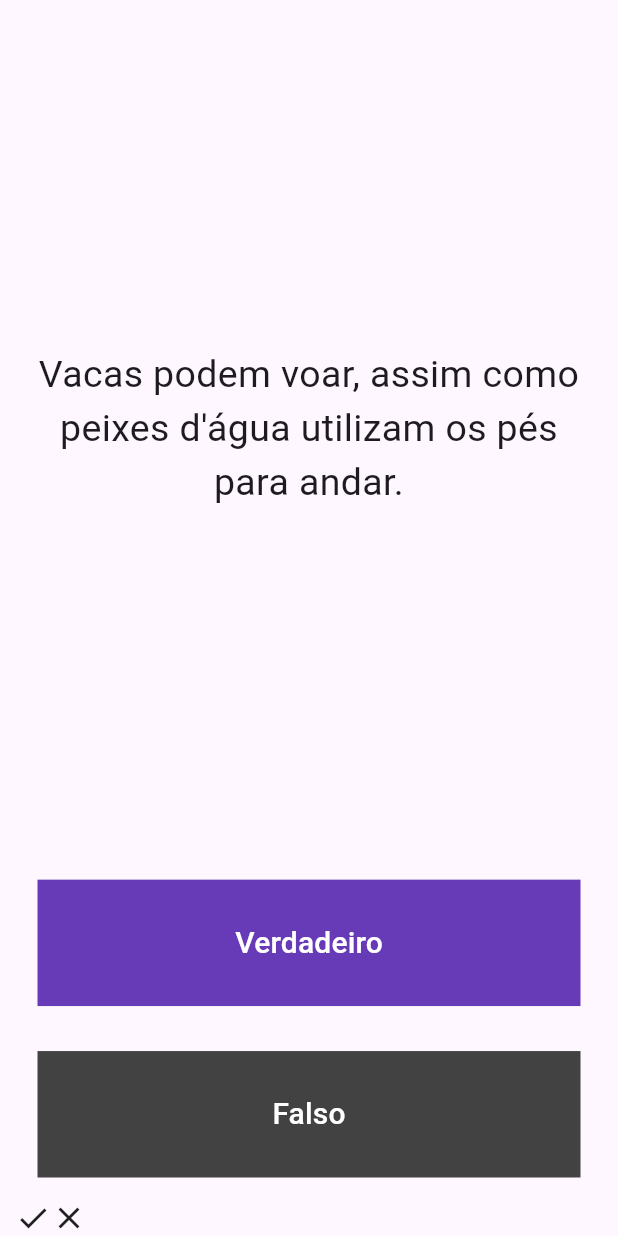
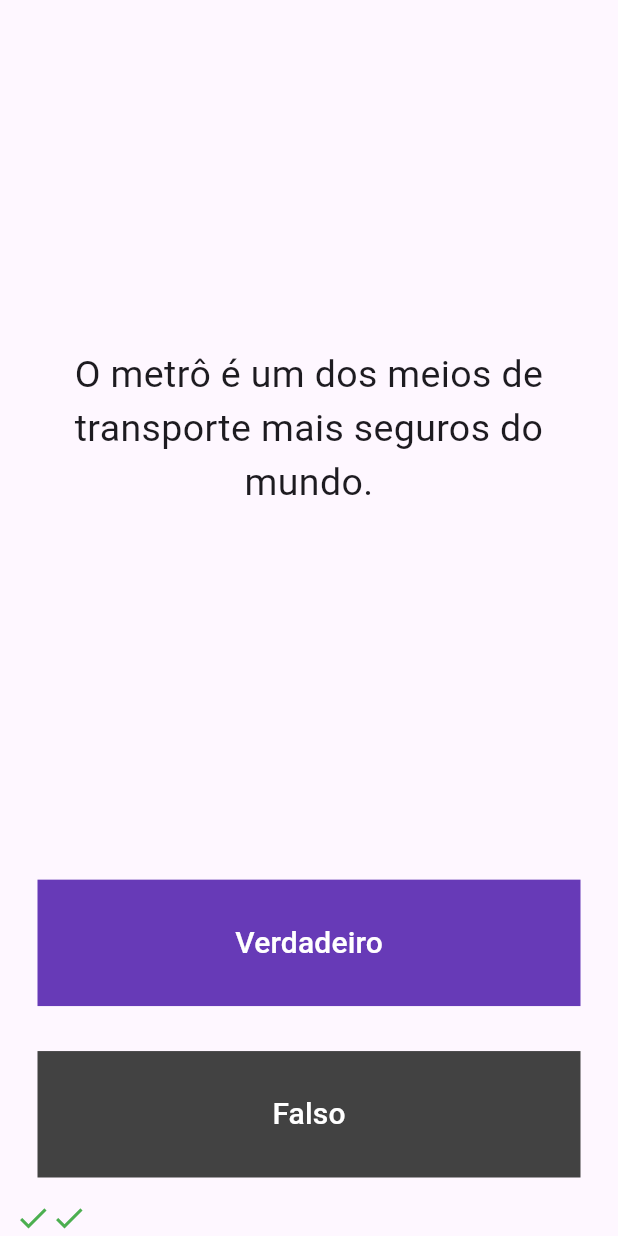
Before and after one commit to PauloDev13/app-quiz-flutter, a Flutter app: the screen it shows after launch, after a tap on "Verdadeiro", after a tap on "Falso", on a phone screen of 412 x 824 dp. Run offline on Flutter 3.47's test engine with Material 3 defaults, Android fonts, the phone set to English and light mode, and no system bars; our stand-ins replace rflutter_alert.

Commit message:
Refactoring code

```diff
--- /dev/null
+++ b/lib/helper.dart
@@ -0,0 +1,90 @@
+import 'perguntas.dart';
+
+class Helper {
+  int _numeroDaQuestaoAtual = 0;
+
+  final List<Perguntas> _bancoDePerguntas = [
+    Perguntas(
+        questao: 'O metrô é um dos meios de transporte mais seguros do mundo.',
+        respostaDaQuestao: true,
+    ),
+    Perguntas(
+        questao: 'A culinária brasileira é uma das melhores do mundo.',
+        respostaDaQuestao: true,
+    ),
+    Perguntas(
+        questao: 'Vacas podem voar, assim como peixes utilizam os pés para andar.',
+        respostaDaQuestao: false,
+    ),
+    Perguntas(
+        questao: 'A maioria dos peixes podem viver fora da água.',
+        respostaDaQuestao: false,
+    ),
+    Perguntas(
+      questao: 'A lâmpada foi inventada por um brasileiro.',
+      respostaDaQuestao: false,
+    ),
+    Perguntas(
+        questao: 'É possível utilizar a carteira de habilitação de carro para dirigir um avião.',
+        respostaDaQuestao: false
+    ),
+    Perguntas(
+        questao: 'O Brasil possui 26 estados e 1 Distrito Federal.',
+        respostaDaQuestao: true
+    ),
+    Perguntas(
+        questao: 'Bitcoin é o nome dado a uma das moedas virtuais mais famosas.',
+        respostaDaQuestao: true
+    ),
+    Perguntas(
+        questao: '1 minuto equivale a 60 segundos.',
+        respostaDaQuestao: true
+    ),
+    Perguntas(
+        questao: '1 segundo equivale a 200 milissegundos.',
+        respostaDaQuestao: false
+    ),
+    Perguntas(
+        questao: 'O Burj Khalifa, em Dubai, é considerado o maior prédio do mundo.',
+        respostaDaQuestao: true
+    ),
+    Perguntas(
+        questao: 'Ler após uma refeição prejudica a visão humana.',
+        respostaDaQuestao: false
+    ),
+    Perguntas(
+        questao: 'O cartão de crédito pode ser considerado uma moeda virtual.',
+        respostaDaQuestao: false
+    ),
+  ];
+
+  void proximaPergunta() {
+    print(_numeroDaQuestaoAtual);
+    if (_numeroDaQuestaoAtual < _bancoDePerguntas.length -1){
+      _numeroDaQuestaoAtual = _numeroDaQuestaoAtual+1;
+    }
+    print(_numeroDaQuestaoAtual);
+    print(_bancoDePerguntas.length);
+  }
+
+  String obterQuestao() {
+    return _bancoDePerguntas[_numeroDaQuestaoAtual].questao;
+  }
+
+  bool obterRespostaCorreta() {
+    return _bancoDePerguntas[_numeroDaQuestaoAtual].respostaDaQuestao;
+  }
+
+  bool conferirFimDaExecucao() {
+    if (_numeroDaQuestaoAtual >= _bancoDePerguntas.length -1){
+      print('Chegou na última pergunta');
+      return true;
+    } else {
+      return false;
+    }
+  }
+
+  void resetaQuiz(){
+    _numeroDaQuestaoAtual = 0;
+  }
+}
--- a/lib/main.dart
+++ b/lib/main.dart
@@ -1,5 +1,6 @@
 import 'package:flutter/material.dart';
-import 'package:quizapp/perguntas.dart';
+import 'package:rflutter_alert/rflutter_alert.dart';
+import 'helper.dart';
 
 void main() => runApp(QuizApp());
 
@@ -29,35 +30,54 @@ class QuizPage extends StatefulWidget {
 }
 
 class _QuizPageState extends State<QuizPage> {
+  // Cria o array para os ícones e atribui vazio
   List<Widget> marcadorDePontos = [];
 
-  // List<String> perguntas = [
-  //   'O metrô é um dos meios de transporte mais seguros do mundo',
-  //   'A culinária brasileira é uma das melhores do mundo.',
-  //   'Vacas podem voar, assim como peixes d\'água utilizam os pés para andar.',
-  // ];
+  void conferirResposta(bool respostaDoUsuario) {
+    bool respostaCerta = Helper().obterRespostaCorreta();
 
-  // List<bool> respostas = [true, true, false];
+    setState(() {
+      // Se chegou na última pergunta
+      if (Helper().conferirFimDaExecucao() == true) {
+        // Emite aletar
+        Alert(
+          context: context,
+          title: 'QUIZ',
+          desc: 'Você respondeu todas as perguntas!',
+        ).show();
 
-  List<Perguntas> perguntasERepostas = [
-    Perguntas(
-      q: 'O metrô é um dos meios de transporte mais seguros do mundo.',
-      r: true,
-    ),
+        // Reinicia o valor da propriedade _numeroDaQuestaoAtual
+        Helper().resetaQuiz();
 
-    Perguntas(
-      q: 'A culinária brasileira é uma das melhores do mundo.',
-      r: true,
-    ),
-
-    Perguntas(
-      q: 'Vacas podem voar, assim como peixes d\'água utilizam os pés para andar.',
-      r: false,
-    ),
-  ];
-
-  int indiceQuestaoAtual = 0;
-
+        // Limpa o array marcadoresDePontos para uma nova rodada de perguntas
+        marcadorDePontos.clear();
+      }
+      // Se não chegou na última pergunta ainda
+      else {
+        // E se a resposta do usuário estiver correta
+        if (respostaDoUsuario = respostaCerta) {
+          // Adiciona ícones de check no array marcadorDePontos
+          marcadorDePontos.add(
+              Icon(
+                Icons.check,
+                color: Colors.green,
+              )
+          );
+          // Se a resposta estiver errada
+        } else {
+          // Adiciona ícones de close no array marcadorDePontos
+          marcadorDePontos.add(
+            Icon(
+              Icons.close,
+              color: Colors.red,
+            ),
+          );
+        }
+        // Exibe a próxima pergunta
+        Helper().proximaPergunta();
+      }
+    });
+  }
   @override
   Widget build(BuildContext context) {
     return Column(
@@ -70,7 +90,7 @@ class _QuizPageState extends State<QuizPage> {
             padding: EdgeInsets.all(10.0),
             child: Center(
               child: Text(
-                perguntasERepostas[indiceQuestaoAtual].questao,
+                Helper().obterQuestao(),
                 textAlign: TextAlign.center,
                 style: TextStyle(fontSize: 25.0),
               ),
@@ -92,23 +112,7 @@ class _QuizPageState extends State<QuizPage> {
                 style: TextStyle(color: Colors.white, fontSize: 20.0),
               ),
               onPressed: () {
-                bool respostaCerta =
-                    perguntasERepostas[indiceQuestaoAtual].respostaDaQuestao;
-
-                if (respostaCerta) {
-                  marcadorDePontos.add(Icon(Icons.check));
-                } else {
-                  marcadorDePontos.add(Icon(Icons.close));
-                }
-                //O usuário clica no botão verdadeiro.
-                setState(() {
-                  if (indiceQuestaoAtual <= perguntasERepostas.length - 2) {
-                    indiceQuestaoAtual++;
-                  } else {
-                    indiceQuestaoAtual = 0;
-                    marcadorDePontos.clear();
-                  }
-                });
+                conferirResposta(true);
               },
             ),
           ),
@@ -129,22 +133,7 @@ class _QuizPageState extends State<QuizPage> {
               ),
               onPressed: () {
                 //O usuário clica no botão falso.
-                bool respostaCerta =
-                    perguntasERepostas[indiceQuestaoAtual].respostaDaQuestao;
-
-                if (!respostaCerta) {
-                  marcadorDePontos.add(Icon(Icons.check));
-                } else {
-                  marcadorDePontos.add(Icon(Icons.close));
-                }
-
-                setState(() {
-                  if (indiceQuestaoAtual <= perguntasERepostas.length - 2) {
-                    indiceQuestaoAtual++;
-                  } else {
-                    indiceQuestaoAtual = 0;
-                  }
-                });
+                conferirResposta(false);
               },
             ),
           ),
--- a/lib/perguntas.dart
+++ b/lib/perguntas.dart
@@ -2,8 +2,10 @@ class Perguntas {
   late String questao;
   late bool respostaDaQuestao;
 
-  Perguntas({required String q, required bool r}) {
-    questao = q;
-    respostaDaQuestao = r;
-  }
+  // Perguntas({required String q, required bool r}) {
+  //   questao = q;
+  //   respostaDaQuestao = r;
+  // }
+
+  Perguntas({required this.questao, required this.respostaDaQuestao});
 }
--- a/pubspec.yaml
+++ b/pubspec.yaml
@@ -34,6 +34,7 @@ dependencies:
   # The following adds the Cupertino Icons font to your application.
   # Use with the CupertinoIcons class for iOS style icons.
   cupertino_icons: ^1.0.8
+  rflutter_alert: ^2.0.7
 
 dev_dependencies:
   flutter_test:
```
Also changed, not shown: pubspec.lock, 1 other file.
